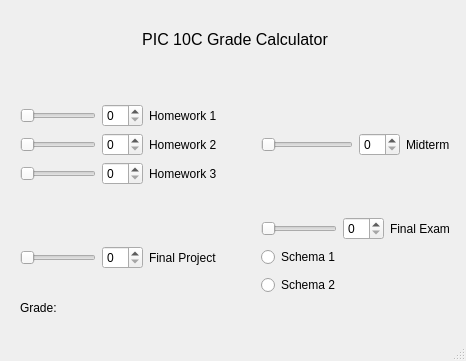
sarahyhong/HW2, file mainwindow.ui: the form before one commit.
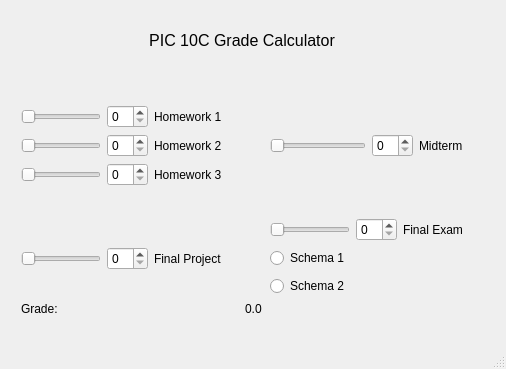
The form after the commit.

Commit message: Try new class 'values'

Diff of the .ui file:
```diff
--- a/mainwindow.ui
+++ b/mainwindow.ui
@@ -6,8 +6,8 @@
    <rect>
     <x>0</x>
     <y>0</y>
-    <width>466</width>
-    <height>361</height>
+    <width>506</width>
+    <height>369</height>
    </rect>
   </property>
   <property name="windowTitle">
@@ -17,14 +17,14 @@
    <widget class="QWidget" name="">
     <property name="geometry">
      <rect>
-      <x>20</x>
-      <y>30</y>
-      <width>430</width>
+      <x>21</x>
+      <y>31</y>
+      <width>442</width>
       <height>285</height>
      </rect>
     </property>
     <layout class="QGridLayout" name="gridLayout_2">
-     <item row="0" column="0">
+     <item row="0" column="0" colspan="2">
       <layout class="QGridLayout" name="gridLayout">
        <item row="1" column="0">
         <layout class="QHBoxLayout" name="horizontalLayout">
@@ -42,7 +42,7 @@
           <widget class="QSpinBox" name="spinBox"/>
          </item>
          <item>
-          <widget class="QLabel" name="label_2">
+          <widget class="QLabel" name="label_hw1">
            <property name="text">
             <string>Homework 1</string>
            </property>
@@ -318,6 +318,13 @@
        </property>
       </widget>
      </item>
+     <item row="1" column="1">
+      <widget class="QLabel" name="label_2">
+       <property name="text">
+        <string>0.0</string>
+       </property>
+      </widget>
+     </item>
     </layout>
    </widget>
   </widget>
```
Left out of the diff: 84 changed lines with no effect on the pictures. The commit also changes 4 other files.
